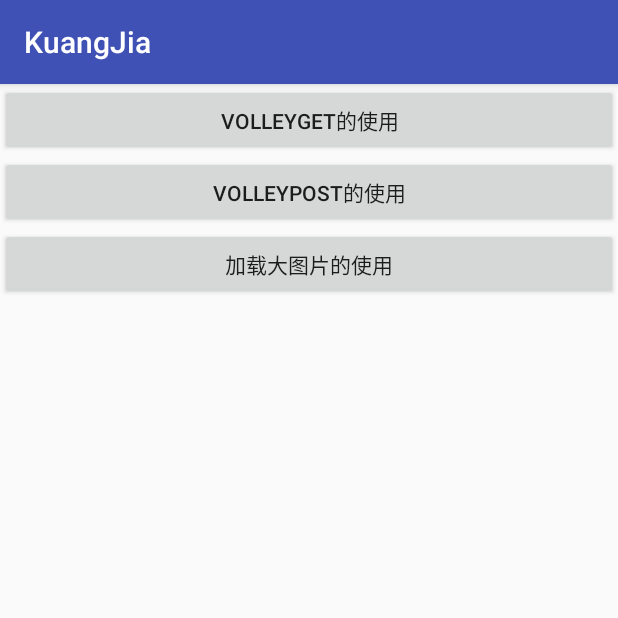
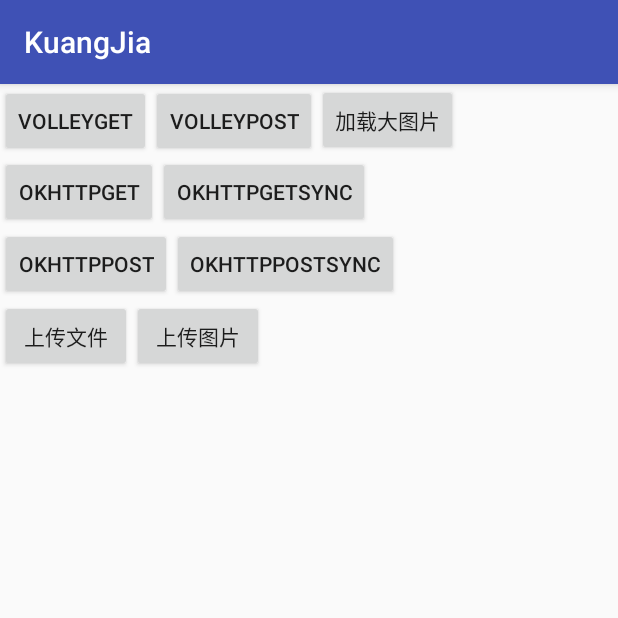
Before and after one commit to zhishui1314/Kuangjia, an Android app: the screen it shows after launch (MainActivity), on a phone screen of 412 x 824 dp, the top half of it. Run offline under Robolectric (Android 15) with nearby library versions, the phone set to English and light mode, and no system bars.

Commit message:
封装okhttp的get和post请求

```diff
--- /dev/null
+++ b/app/src/main/java/com/anke/vehicle/kuangjia/Main2Activity.java
@@ -0,0 +1,41 @@
+package com.anke.vehicle.kuangjia;
+
+import android.Manifest;
+import android.content.Intent;
+import android.support.v7.app.AppCompatActivity;
+import android.os.Bundle;
+import android.widget.Toast;
+
+import permissiongen.PermissionFail;
+import permissiongen.PermissionGen;
+import permissiongen.PermissionSuccess;
+
+public class Main2Activity extends AppCompatActivity {
+
+    @Override
+    protected void onCreate(Bundle savedInstanceState) {
+        super.onCreate(savedInstanceState);
+        PermissionGen.with(Main2Activity.this)
+                .addRequestCode(100)
+                .permissions(
+                        Manifest.permission.WRITE_EXTERNAL_STORAGE)
+                .request();
+    }
+
+
+
+    @Override
+    public void onRequestPermissionsResult(int requestCode, String[] permissions,
+                                           int[] grantResults) {
+        PermissionGen.onRequestPermissionsResult(this, requestCode, permissions, grantResults);
+    }
+    @PermissionSuccess(requestCode = 100)
+    public void doSuccess(){
+//        Toast.makeText(this, "Contact permission is granted", Toast.LENGTH_SHORT).show();
+        startActivity(new Intent(this,MainActivity.class));
+    }
+    @PermissionFail(requestCode = 100)
+    public void doFail(){
+        Toast.makeText(this, "Contact permission is not granted", Toast.LENGTH_SHORT).show();
+    }
+}
--- /dev/null
+++ b/app/src/main/java/permissiongen/PermissionGen.java
@@ -0,0 +1,122 @@
+package permissiongen;
+
+import android.annotation.TargetApi;
+import android.app.Activity;
+import android.content.pm.PackageManager;
+import android.os.Build;
+import android.support.v4.app.Fragment;
+import java.lang.reflect.InvocationTargetException;
+import java.lang.reflect.Method;
+import java.util.ArrayList;
+import java.util.List;
+import permissiongen.internal.Utils;
+
+
+/**
+ * Created by namee on 2015. 11. 17..
+ */
+public class PermissionGen {
+  private String[] mPermissions;
+  private int mRequestCode;
+  private Activity activity;
+
+  private PermissionGen(Activity activity) {
+    this.activity = activity;
+  }
+
+  public static PermissionGen with(Activity activity){
+    return new PermissionGen(activity);
+  }
+
+  public PermissionGen permissions(String... permissions){
+    this.mPermissions = permissions;
+    return this;
+  }
+
+  public PermissionGen addRequestCode(int requestCode){
+    this.mRequestCode = requestCode;
+    return this;
+  }
+
+  @TargetApi(value = Build.VERSION_CODES.M)
+  public void request(){
+    requestPermissions(activity, mRequestCode, mPermissions);
+  }
+
+  public static void needPermission(Activity activity, int requestCode, String[] permissions){
+    requestPermissions(activity, requestCode, permissions);
+  }
+
+  public static void needPermission(Activity activity, int requestCode, String permission){
+    needPermission(activity, requestCode, new String[] { permission });
+  }
+
+  @TargetApi(value = Build.VERSION_CODES.M)
+  private static void requestPermissions(Activity activity, int requestCode, String[] permissions){
+    if(!Utils.isOverMarshmallow()) {
+      doExecuteSuccess(activity, requestCode);
+      return;
+    }
+    List<String> deniedPermissions = Utils.findDeniedPermissions(activity, permissions);
+
+    if(deniedPermissions.size() > 0){
+      if(activity instanceof Activity){
+        activity.requestPermissions(deniedPermissions.toArray(new String[deniedPermissions.size()]), requestCode);
+      } else{
+        throw new IllegalArgumentException(activity.getClass().getName() + " is not supported");
+      }
+
+    } else {
+      doExecuteSuccess(activity, requestCode);
+    }
+  }
+
+
+  private static void doExecuteSuccess(Object activity, int requestCode) {
+    Method executeMethod = Utils.findMethodWithRequestCode(activity.getClass(),
+        PermissionSuccess.class, requestCode);
+
+    executeMethod(activity, executeMethod);
+  }
+
+  private static void doExecuteFail(Object activity, int requestCode) {
+    Method executeMethod = Utils.findMethodWithRequestCode(activity.getClass(),
+        PermissionFail.class, requestCode);
+
+    executeMethod(activity, executeMethod);
+  }
+
+  private static void executeMethod(Object activity, Method executeMethod) {
+    if(executeMethod != null){
+      try {
+        if(!executeMethod.isAccessible()) executeMethod.setAccessible(true);
+        executeMethod.invoke(activity, new Object[]{});
+      } catch (IllegalAccessException e) {
+        e.printStackTrace();
+      } catch (InvocationTargetException e) {
+        e.printStackTrace();
+      }
+    }
+  }
+
+  public static void onRequestPermissionsResult(Activity activity, int requestCode, String[] permissions,
+      int[] grantResults) {
+    requestResult(activity, requestCode, permissions, grantResults);
+  }
+
+  private static void requestResult(Activity activity, int requestCode, String[] permissions,
+      int[] grantResults){
+    List<String> deniedPermissions = new ArrayList<>();
+    for(int i=0; i<grantResults.length; i++){
+      if(grantResults[i] != PackageManager.PERMISSION_GRANTED){
+        deniedPermissions.add(permissions[i]);
+      }
+    }
+
+    if(deniedPermissions.size() > 0){
+      doExecuteFail(activity, requestCode);
+    } else {
+      doExecuteSuccess(activity, requestCode);
+    }
+  }
+}
--- /dev/null
+++ b/app/src/main/java/permissiongen/internal/Utils.java
@@ -0,0 +1,59 @@
+package permissiongen.internal;
+
+import android.annotation.TargetApi;
+import android.app.Activity;
+import android.content.pm.PackageManager;
+import android.os.Build;
+import android.support.v4.app.Fragment;
+import java.lang.annotation.Annotation;
+import java.lang.reflect.Method;
+import java.util.ArrayList;
+import java.util.List;
+
+import permissiongen.PermissionFail;
+import permissiongen.PermissionSuccess;
+
+/**
+ * Created by namee on 2015. 11. 18..
+ */
+final public class Utils {
+  private Utils(){}
+
+  public static boolean isOverMarshmallow() {
+    return Build.VERSION.SDK_INT >= Build.VERSION_CODES.M;
+  }
+
+  @TargetApi(value = Build.VERSION_CODES.M)
+  public static List<String> findDeniedPermissions(Activity activity, String... permission){
+    List<String> denyPermissions = new ArrayList<>();
+    for(String value : permission){
+      if(activity.checkSelfPermission(value) != PackageManager.PERMISSION_GRANTED){
+        denyPermissions.add(value);
+      }
+    }
+    return denyPermissions;
+  }
+  public static boolean isEqualRequestCodeFromAnntation(Method m, Class clazz, int requestCode){
+    if(clazz.equals(PermissionFail.class)){
+      return requestCode == m.getAnnotation(PermissionFail.class).requestCode();
+    } else if(clazz.equals(PermissionSuccess.class)){
+      return requestCode == m.getAnnotation(PermissionSuccess.class).requestCode();
+    } else {
+      return false;
+    }
+  }
+
+  public static <A extends Annotation> Method findMethodWithRequestCode(Class clazz,
+      Class<A> annotation, int requestCode) {
+    for(Method method : clazz.getDeclaredMethods()){
+      if(method.isAnnotationPresent(annotation)){
+        if(isEqualRequestCodeFromAnntation(method, annotation, requestCode)){
+          return method;
+        }
+      }
+    }
+    return null;
+  }
+
+
+}
--- a/app/src/main/res/layout/activity_main.xml
+++ b/app/src/main/res/layout/activity_main.xml
@@ -5,21 +5,68 @@
     android:layout_height="match_parent"
     android:orientation="vertical"
     tools:context="com.anke.vehicle.kuangjia.MainActivity">
-<Button
+<LinearLayout
     android:layout_width="match_parent"
-    android:layout_height="wrap_content"
-    android:text="volleyget的使用"
-    android:onClick="vget"/>
+    android:layout_height="wrap_content">
     <Button
-        android:layout_width="match_parent"
+        android:layout_width="wrap_content"
         android:layout_height="wrap_content"
-        android:text="volleypost的使用"
+        android:text="volleyget"
+        android:onClick="vget"/>
+    <Button
+        android:layout_width="wrap_content"
+        android:layout_height="wrap_content"
+        android:text="volleypost"
         android:onClick="vpost"/>
     <Button
+        android:layout_width="wrap_content"
+        android:layout_height="wrap_content"
+        android:text="加载大图片"
+        android:onClick="vtu"/>
+</LinearLayout>
+    <LinearLayout
         android:layout_width="match_parent"
-        android:layout_height="wrap_content"
-        android:text="加载大图片的使用"
-        android:onClick="vtu"/>
+        android:layout_height="wrap_content">
+        <Button
+            android:layout_width="wrap_content"
+            android:layout_height="wrap_content"
+            android:text="okhttpget"
+            android:onClick="okget"/>
+        <Button
+            android:layout_width="wrap_content"
+            android:layout_height="wrap_content"
+            android:text="okhttpgetSync"
+            android:onClick="okgetsync"/>
+
+    </LinearLayout>
+    <LinearLayout
+        android:layout_width="match_parent"
+        android:layout_height="wrap_content">
+        <Button
+            android:layout_width="wrap_content"
+            android:layout_height="wrap_content"
+            android:text="okhttppost"
+            android:onClick="okpost"/>
+        <Button
+            android:layout_width="wrap_content"
+            android:layout_height="wrap_content"
+            android:text="okhttppostSync"
+            android:onClick="okpostsync"/>
+    </LinearLayout>
+    <LinearLayout
+        android:layout_width="match_parent"
+        android:layout_height="wrap_content">
+        <Button
+            android:layout_width="wrap_content"
+            android:layout_height="wrap_content"
+            android:text="上传文件"
+            android:onClick="upwenjian"/>
+        <Button
+            android:layout_width="wrap_content"
+            android:layout_height="wrap_content"
+            android:text="上传图片"
+            android:onClick="uptupiian"/>
+    </LinearLayout>
     <ScrollView
         android:layout_width="match_parent"
         android:layout_height="wrap_content">
```
Also changed, not shown: app/src/main/AndroidManifest.xml (+7 -2 lines), app/src/main/java/Utils/OkHttpUtils.java (+8 -4 lines), app/src/main/java/com/anke/vehicle/kuangjia/MainActivity.java (+82 -0 lines), app/src/main/java/permissiongen/PermissionFail.java (added, +16 -0 lines), app/src/main/java/permissiongen/PermissionSuccess.java (added, +16 -0 lines).
